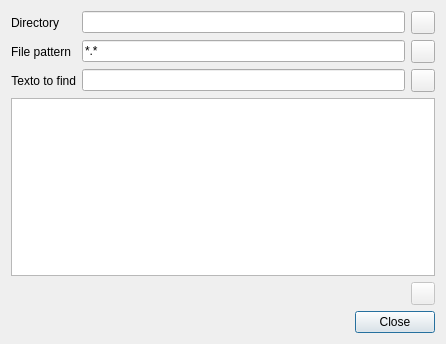
Above: findinfilesdialog.ui from martinribelotta/embedded-ide before the change. Below: the same form after it.
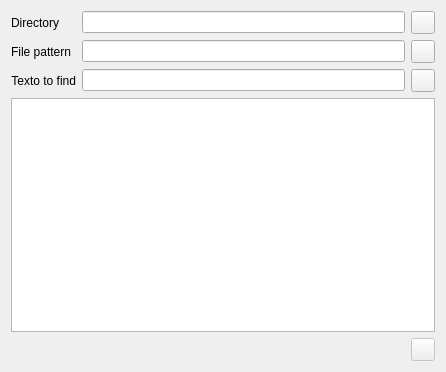
That is the form after the change. Icons and pictures are not drawn. Custom widgets are drawn as their Qt base class.

Commit message: Find in files dialog functinal

```diff
--- a/findinfilesdialog.ui
+++ b/findinfilesdialog.ui
@@ -7,12 +7,14 @@
     <x>0</x>
     <y>0</y>
     <width>446</width>
-    <height>344</height>
+    <height>372</height>
    </rect>
   </property>
   <property name="windowTitle">
    <string>Dialog</string>
   </property>
+  <layout class="QVBoxLayout" name="verticalLayout">
+   <item>
   <layout class="QFormLayout" name="formLayout">
    <item row="0" column="0">
     <widget class="QLabel" name="label_1">
@@ -66,9 +68,6 @@
          <verstretch>0</verstretch>
         </sizepolicy>
        </property>
-       <property name="text">
-        <string>*.*</string>
-       </property>
       </widget>
      </item>
      <item>
@@ -113,20 +112,28 @@
      </item>
     </layout>
    </item>
-   <item row="3" column="0" colspan="2">
-    <widget class="QListView" name="listView"/>
+    </layout>
    </item>
-   <item row="5" column="0" colspan="2">
-    <widget class="QDialogButtonBox" name="buttonBox">
-     <property name="orientation">
-      <enum>Qt::Horizontal</enum>
+   <item>
+    <widget class="QTreeView" name="treeView">
+     <property name="editTriggers">
+      <set>QAbstractItemView::NoEditTriggers</set>
      </property>
-     <property name="standardButtons">
-      <set>QDialogButtonBox::Close</set>
+     <property name="alternatingRowColors">
+      <bool>true</bool>
+     </property>
+     <property name="uniformRowHeights">
+      <bool>true</bool>
+     </property>
+     <property name="animated">
+      <bool>true</bool>
+     </property>
+     <property name="headerHidden">
+      <bool>true</bool>
      </property>
     </widget>
    </item>
-   <item row="4" column="0" colspan="2">
+   <item>
     <layout class="QHBoxLayout" name="horizontalLayout_3">
      <item>
       <widget class="QLabel" name="labelStatus"/>
```
Left out of the diff: 42 changed lines with no effect on the pictures. Lines whose indentation alone changed are shown as unchanged. The commit also changes 11 other files.
